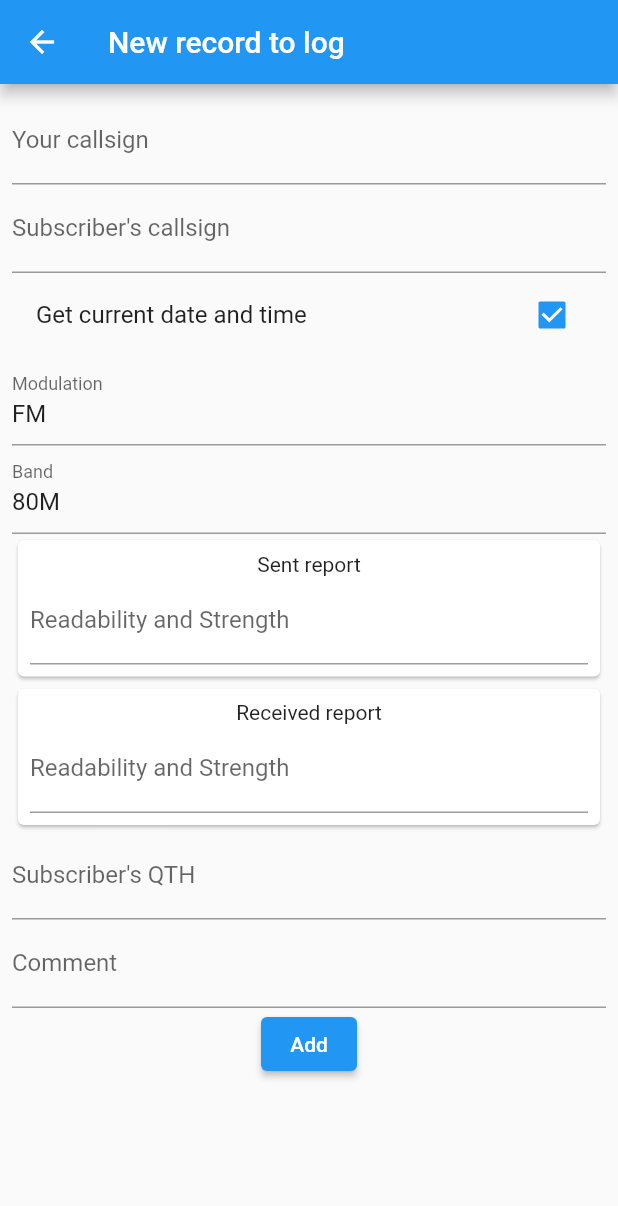
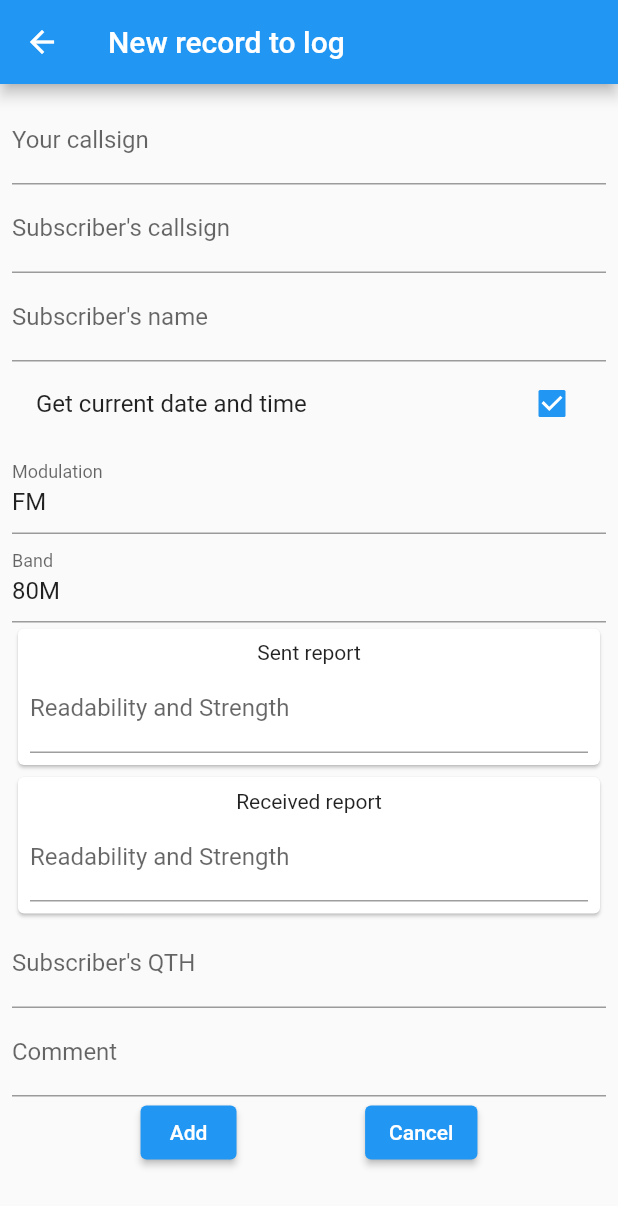
Before and after one commit to Bachar-official/flutter_qso, a Flutter app: the NewLogScreen screen opened by its route, after a tap on "Get current date and time", on a phone screen of 412 x 824 dp. Shown: the top 1206 px of the screen. Run offline on Flutter 3.47's test engine with Material 2 defaults, Android fonts, the phone set to English and light mode, and no system bars; our stand-ins replace flutter_riverpod, hive, hive_flutter; accounts and stored records are empty; generated files the repository leaves out were written again.

Commit message:
Added "Name" field to QSO

```diff
--- a/lib/data/entity/qso.dart
+++ b/lib/data/entity/qso.dart
@@ -37,6 +37,9 @@ class QSO extends HiveObject {
   @HiveField(9)
   String comment;
 
+  @HiveField(10)
+  String name;
+
   QSO({
     required this.operator,
     required this.call,
@@ -48,6 +51,7 @@ class QSO extends HiveObject {
     required this.band,
     required this.qth,
     required this.comment,
+    required this.name,
   });
 
   String toADIFString() {
@@ -61,6 +65,7 @@ class QSO extends HiveObject {
         '<band:${band.name.length}>${band.toString()}'
         '${qth.isNotEmpty ? '<qth:${qth.length}>$qth' : ''}'
         '${comment.isNotEmpty ? '<comment:${comment.length}>$comment' : ''}'
+        '${name.isNotEmpty ? '<name:${name.length}>$name' : ''}'
         '<eor>\n';
   }
 }
--- a/lib/feature/new_log/new_log_manager.dart
+++ b/lib/feature/new_log/new_log_manager.dart
@@ -67,6 +67,10 @@ class NewLogManager {
     holder.setComment(comment);
   }
 
+  void setName(String name) {
+    holder.setName(name);
+  }
+
   void setIsCurrentDateTime(bool? isCurrentDateTime) {
     if (isCurrentDateTime != null) {
       holder.setIsCurrentDateTime(isCurrentDateTime);
@@ -81,14 +85,6 @@ class NewLogManager {
       holder.setQsoDateTime(qsoDateTime);
       _processDateTime(qsoDateTime.toString());
     }
-  }
-
-  void setRstSentR(String r) {
-    if (holder.newLogState.rstSent.isEmpty ||
-        holder.newLogState.rstSent.length == 1) {
-      setRstSent('${r}1');
-    }
-    setRstSent('$r${holder.newLogState.rstSent[1]}');
   }
 
   bool addQSO() {
--- a/lib/feature/new_log/new_log_screen.dart
+++ b/lib/feature/new_log/new_log_screen.dart
@@ -51,6 +51,12 @@ class NewLogScreen extends ConsumerWidget {
                       validator: (value) => validateEmpty(value, context),
                       initialValue: state.call,
                       onChanged: manager.setCall,
+                    ),
+                    TextFormField(
+                      decoration: InputDecoration(
+                          labelText: AppLocalizations.of(context).name),
+                      initialValue: state.name,
+                      onChanged: manager.setName,
                     ),
                     CheckboxListTile(
                       value: state.isCurrentDateTime,
@@ -140,6 +146,9 @@ class NewLogScreen extends ConsumerWidget {
                       initialValue: state.comment,
                       onChanged: manager.setComment,
                     ),
+                    Row(
+                      mainAxisAlignment: MainAxisAlignment.spaceEvenly,
+                      children: [
                         ElevatedButton(
                           onPressed: () {
                             bool result = manager.addQSO();
@@ -149,6 +158,15 @@ class NewLogScreen extends ConsumerWidget {
                             }
                           },
                           child: Text(AppLocalizations.of(context).add),
+                        ),
+                        ElevatedButton(
+                          onPressed: () {
+                            manager.clear();
+                            Navigator.pop(context);
+                          },
+                          child: Text(AppLocalizations.of(context).cancel),
+                        ),
+                      ],
                     ),
                   ],
                 ),
--- a/lib/feature/new_log/new_log_state.dart
+++ b/lib/feature/new_log/new_log_state.dart
@@ -17,6 +17,7 @@ class NewLogState {
   final String comment;
   final bool isCurrentDateTime;
   final DateTime qsoDateTime;
+  final String name;
 
   QSO get qso => QSO(
       operator: operator,
@@ -28,7 +29,8 @@ class NewLogState {
       rstRcvd: rstRcvd,
       band: band,
       qth: qth,
-      comment: comment);
+      comment: comment,
+      name: qso.name);
 
   const NewLogState(
       {required this.comment,
@@ -42,7 +44,8 @@ class NewLogState {
       required this.band,
       required this.call,
       required this.isCurrentDateTime,
-      required this.qsoDateTime});
+      required this.qsoDateTime,
+      required this.name});
 
   NewLogState.initial()
       : comment = '',
@@ -56,10 +59,11 @@ class NewLogState {
         band = Band.b80m,
         qth = '',
         isCurrentDateTime = false,
+        name = '',
         qsoDateTime = DateTime.now();
 
-  NewLogState copyWith(
-          {String? comment,
+  NewLogState copyWith({
+    String? comment,
     String? call,
     String? qsoDate,
     String? rstSent,
@@ -70,7 +74,9 @@ class NewLogState {
     Band? band,
     String? qth,
     bool? isCurrentDateTime,
-          DateTime? qsoDateTime}) =>
+    DateTime? qsoDateTime,
+    String? name,
+  }) =>
       NewLogState(
           call: call ?? this.call,
           comment: comment ?? this.comment,
@@ -83,5 +89,6 @@ class NewLogState {
           band: band ?? this.band,
           qth: qth ?? this.qth,
           isCurrentDateTime: isCurrentDateTime ?? this.isCurrentDateTime,
-          qsoDateTime: qsoDateTime ?? this.qsoDateTime);
+          qsoDateTime: qsoDateTime ?? this.qsoDateTime,
+          name: name ?? this.name);
 }
--- a/lib/feature/new_log/new_log_state_holder.dart
+++ b/lib/feature/new_log/new_log_state_holder.dart
@@ -48,6 +48,10 @@ class NewLogStateHolder extends StateNotifier<NewLogState> {
     state = state.copyWith(comment: comment);
   }
 
+  void setName(String name) {
+    state = state.copyWith(name: name);
+  }
+
   void clearState() {
     state = NewLogState.initial();
   }
--- a/lib/l10n/app_en.arb
+++ b/lib/l10n/app_en.arb
@@ -24,5 +24,7 @@
   "readabilityReq": "First digit from 1 to 5",
   "onlyDigit": "Field can only contain a two-digit number",
   "getCurrentDate": "Get current date and time",
-  "unknown": "Unknown"
+  "unknown": "Unknown",
+  "name": "Subscriber's name",
+  "cancel": "Cancel"
 }
--- a/lib/l10n/app_ru.arb
+++ b/lib/l10n/app_ru.arb
@@ -24,5 +24,7 @@
   "onlyDigit": "В поле может быть только двузначное число",
   "r_s": "Разборчивость и громкость",
   "getCurrentDate": "Взять текущие дату и время",
-  "unknown": "Неизвестно"
+  "unknown": "Неизвестно",
+  "name": "Имя абонента",
+  "cancel": "Отмена"
 }
```
Also changed, not shown: lib/feature/view_log/view_log_screen.dart (+5 -7 lines), lib/data/entity/qso.g.dart. Lines whose indentation alone changed are shown as unchanged.
